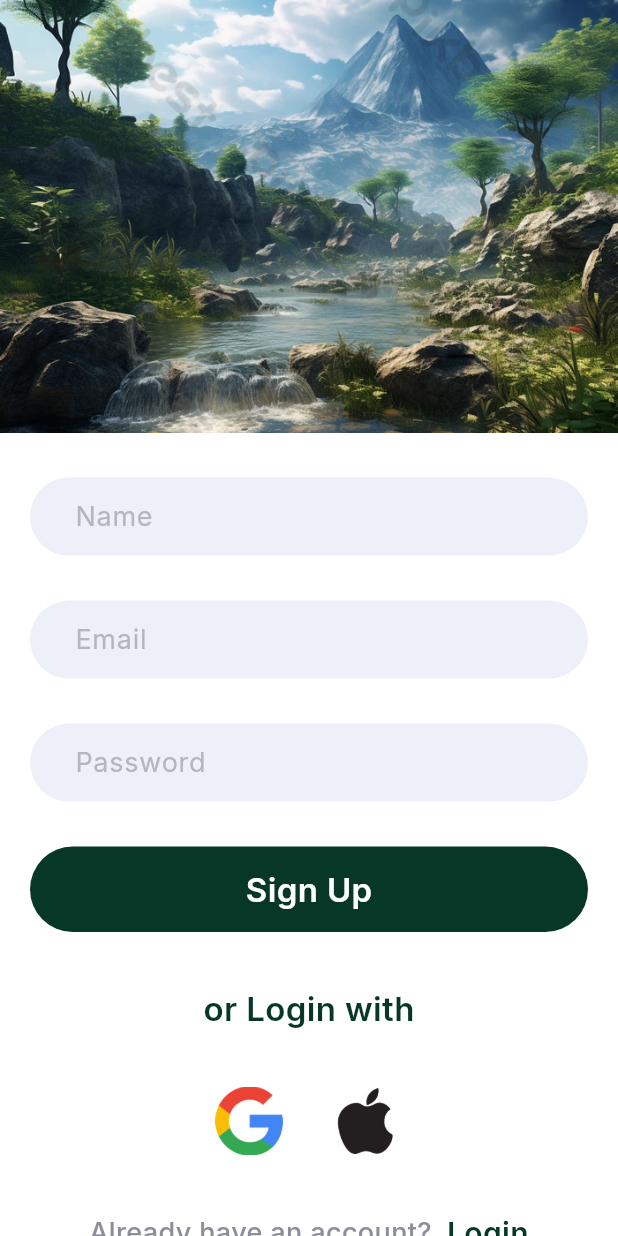
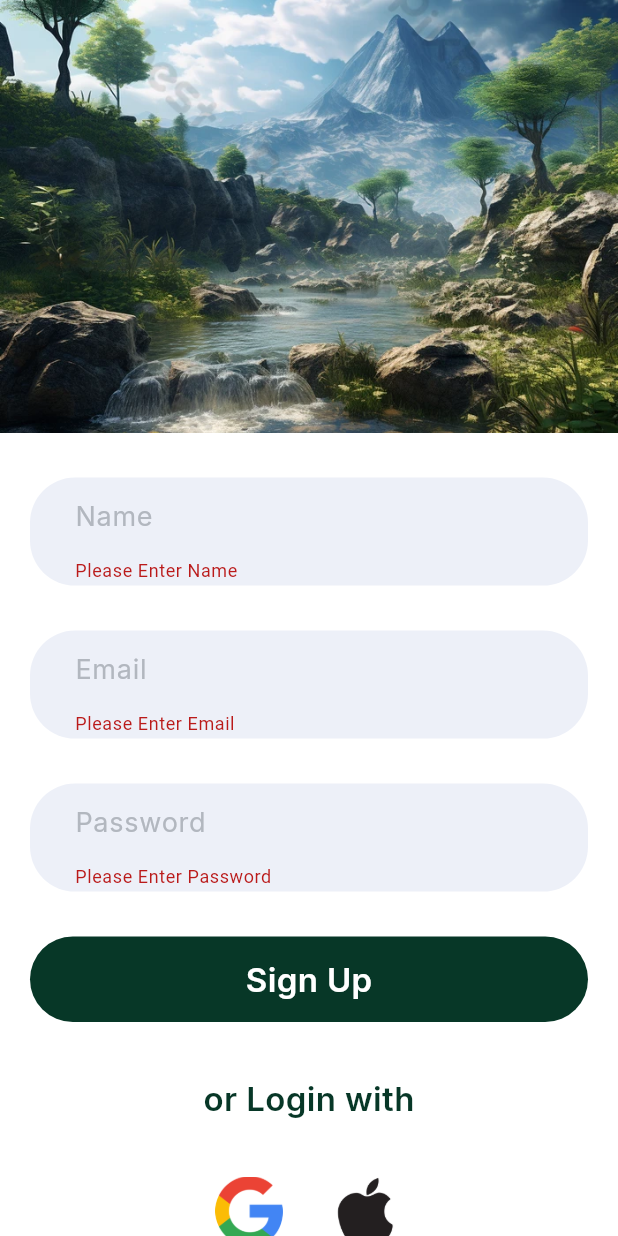
Before and after one commit to Hasib-39/Login_signup_app, a Flutter app: the Signup screen opened directly, after a tap on "Sign Up", on a phone screen of 412 x 824 dp. Run offline on Flutter 3.47's test engine with Material 3 defaults, Android fonts, the phone set to English and light mode, and no system bars; our stand-ins replace firebase_auth, firebase_core; accounts and stored records are empty.

Commit message:
SignUp functionality added

```diff
--- a/lib/signup.dart
+++ b/lib/signup.dart
@@ -1,4 +1,6 @@
+import 'package:firebase_auth/firebase_auth.dart';
 import 'package:flutter/material.dart';
+import 'package:login_signup/home.dart';
 import 'package:login_signup/login.dart';
 
 class Signup extends StatefulWidget {
@@ -9,6 +11,58 @@ class Signup extends StatefulWidget {
 }
 
 class _SignupState extends State<Signup> {
+  String email = "", password = "", name = "";
+  TextEditingController namecontroller = TextEditingController();
+  TextEditingController passwordcontroller = TextEditingController();
+  TextEditingController mailcontroller = TextEditingController();
+
+  final _formkey = GlobalKey<FormState>();
+
+  registration() async {
+    if(password != null && namecontroller.text != "" && mailcontroller.text!=""){
+      try{
+        UserCredential userCredential = await FirebaseAuth.instance.createUserWithEmailAndPassword(email: email, password: password);
+        ScaffoldMessenger.of(context).showSnackBar(
+            const SnackBar(content: Text(
+              "Registered Successfully",
+                  style: TextStyle(
+                fontSize: 20,
+              fontFamily: 'Inter'
+            ),
+            )
+            ));
+        Navigator.push(context, MaterialPageRoute(builder: (context) => const Home()));
+      } on FirebaseAuthException catch(e){
+        if(e.code == 'weak-pasword'){
+          ScaffoldMessenger.of(context).showSnackBar(
+              const SnackBar(
+                backgroundColor: Colors.orangeAccent,
+                  content: Text(
+                    "Password is too weak. Try Again!",
+                    style: TextStyle(
+                      fontSize: 18,
+                      fontFamily: 'Inter'
+                    ),
+                  )
+              ));
+        } else if(e.code == "email-already-in-use"){
+          ScaffoldMessenger.of(context).showSnackBar(
+            const SnackBar(
+              backgroundColor: Colors.orangeAccent,
+                content: Text(
+                  "Account Already Exist",
+                  style: TextStyle(
+                    fontFamily: 'Inter',
+                    fontSize: 18
+                  ),
+                )
+            )
+          );
+        }
+      }
+    }
+  }
+
   @override
   Widget build(BuildContext context) {
     return Scaffold(
@@ -25,26 +79,28 @@ class _SignupState extends State<Signup> {
                   height: MediaQuery.of(context).size.height * 0.35,
                 ),
               ),
-              SizedBox(height: 30,),
+              const SizedBox(height: 30,),
               Padding(
                   padding: const EdgeInsets.only(left: 20, right: 20),
                 child: Form(
+                  key: _formkey,
                   child: Column(
                     children: [
                       Container(
-                        padding: EdgeInsets.symmetric(vertical: 2, horizontal: 30),
+                        padding: const EdgeInsets.symmetric(vertical: 2, horizontal: 30),
                         decoration: BoxDecoration(
-                          color: Color(0xFFedf0f8),
+                          color: const Color(0xFFedf0f8),
                           borderRadius: BorderRadius.circular(30)
                         ),
                         child: TextFormField(
+                          controller: namecontroller,
                           validator: (value){
                             if (value == null || value.isEmpty) {
                               return 'Please Enter Name';
                             }
                             return null;
                           },
-                          decoration: InputDecoration(
+                          decoration: const InputDecoration(
                             border: InputBorder.none,
                             hintText: "Name",
                             hintStyle: TextStyle(
@@ -55,21 +111,22 @@ class _SignupState extends State<Signup> {
                           ),
                         ),
                       ),
-                      SizedBox(height: 30,),
+                      const SizedBox(height: 30,),
                       Container(
-                        padding: EdgeInsets.symmetric(vertical: 2, horizontal: 30),
+                        padding: const EdgeInsets.symmetric(vertical: 2, horizontal: 30),
                         decoration: BoxDecoration(
-                            color: Color(0xFFedf0f8),
+                            color: const Color(0xFFedf0f8),
                             borderRadius: BorderRadius.circular(30)
                         ),
                         child: TextFormField(
+                          controller: mailcontroller,
                           validator: (value){
                             if (value == null || value.isEmpty) {
                               return 'Please Enter Email';
                             }
                             return null;
                           },
-                          decoration: InputDecoration(
+                          decoration: const InputDecoration(
                               border: InputBorder.none,
                               hintText: "Email",
                               hintStyle: TextStyle(
@@ -80,11 +137,11 @@ class _SignupState extends State<Signup> {
                           ),
                         ),
                       ),
-                      SizedBox(height: 30,),
+                      const SizedBox(height: 30,),
                       Container(
-                        padding: EdgeInsets.symmetric(vertical: 2, horizontal: 30),
+                        padding: const EdgeInsets.symmetric(vertical: 2, horizontal: 30),
                         decoration: BoxDecoration(
-                            color: Color(0xFFedf0f8),
+                            color: const Color(0xFFedf0f8),
                             borderRadius: BorderRadius.circular(30)
                         ),
                         child: TextFormField(
@@ -94,7 +151,8 @@ class _SignupState extends State<Signup> {
                             }
                             return null;
                           },
-                          decoration: InputDecoration(
+                          controller: passwordcontroller,
+                          decoration: const InputDecoration(
                               border: InputBorder.none,
                               hintText: "Password",
                               hintStyle: TextStyle(
@@ -106,19 +164,26 @@ class _SignupState extends State<Signup> {
                           obscureText: true,
                         ),
                       ),
-                      SizedBox(height: 30,),
+                      const SizedBox(height: 30,),
                       GestureDetector(
                         onTap: (){
-
+                          if(_formkey.currentState!.validate()){
+                            setState(() {
+                              email = mailcontroller.text;
+                              name = namecontroller.text;
+                              password = passwordcontroller.text;
+                            });
+                          }
+                          registration();
                         },
                         child: Container(
                           width: MediaQuery.of(context).size.width,
-                          padding: EdgeInsets.symmetric(vertical: 13, horizontal: 30),
+                          padding: const EdgeInsets.symmetric(vertical: 13, horizontal: 30),
                           decoration: BoxDecoration(
-                            color: Color(0xff073727),
+                            color: const Color(0xff073727),
                             borderRadius: BorderRadius.circular(30)
                           ),
-                          child: Center(
+                          child: const Center(
                             child: Text(
                               "Sign Up",
                               style: TextStyle(
@@ -135,8 +200,8 @@ class _SignupState extends State<Signup> {
                   ),
                 ),
               ),
-              SizedBox(height: 35,),
-              Text(
+              const SizedBox(height: 35,),
+              const Text(
                 "or Login with",
                 style: TextStyle(
                   color: Color(0xff073727),
@@ -145,7 +210,7 @@ class _SignupState extends State<Signup> {
                   fontFamily: 'Inter'
                 ),
               ),
-              SizedBox(height: 35,),
+              const SizedBox(height: 35,),
               Row(
                 mainAxisAlignment: MainAxisAlignment.center,
                 children: [
@@ -155,7 +220,7 @@ class _SignupState extends State<Signup> {
                     height: 45,
                     fit: BoxFit.cover,
                   ),
-                  SizedBox(width: 30,),
+                  const SizedBox(width: 30,),
                   Image.asset(
                     "images/apple.png",
                     width: 50,
@@ -164,11 +229,11 @@ class _SignupState extends State<Signup> {
                   )
                 ],
               ),
-              SizedBox(height: 35,),
+              const SizedBox(height: 35,),
               Row(
                 mainAxisAlignment: MainAxisAlignment.center,
                 children: [
-                  Text(
+                  const Text(
                     "Already have an account? ",
                     style: TextStyle(
                       color: Color(0xff8c8e98),
@@ -177,14 +242,14 @@ class _SignupState extends State<Signup> {
                       fontFamily: 'Inter'
                     ),
                   ),
-                  SizedBox(width: 5,),
+                  const SizedBox(width: 5,),
                   GestureDetector(
                     onTap: (){
                       Navigator.push(context,
                         MaterialPageRoute(builder: (context) => const Login())
                       );
                     },
-                    child: Text(
+                    child: const Text(
                       "Login",
                       style: TextStyle(
                         color: Color(0xff073727),
```
Also changed, not shown: lib/login.dart (+24 -24 lines).
